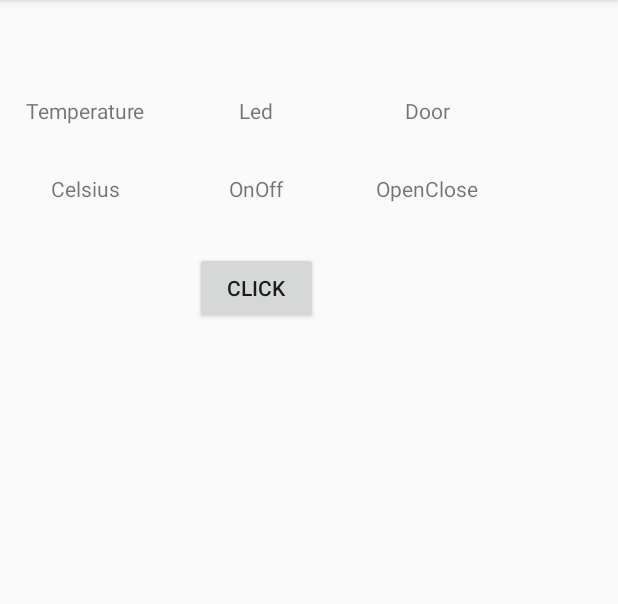
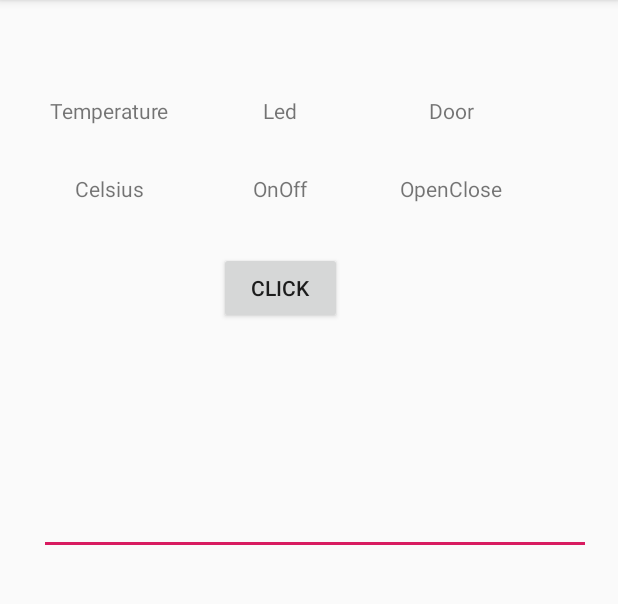
Before and after one commit to AskoTJM/IoTMQTT, an Android app: the screen it shows after launch (MainActivity), on a phone screen of 412 x 824 dp, the part 84-688 px from its top. Run offline under Robolectric (Android 15) with nearby library versions, the phone set to English and light mode, and no system bars; libraries missing offline, so code that uses them is left out: org.eclipse.paho; 9 statements that could not run were skipped.

Commit message:
Non-Working(?) click button

```diff
--- a/app/src/main/java/com/example/iotmqtt/MainActivity.java
+++ b/app/src/main/java/com/example/iotmqtt/MainActivity.java
@@ -15,15 +15,17 @@ import org.eclipse.paho.client.mqttv3.MqttException;
 import org.eclipse.paho.client.mqttv3.MqttMessage;
 
 public class MainActivity extends AppCompatActivity implements View.OnClickListener {
-    MQTTHelper mqttHelper;
+    MQTTHelper mqttHelper; // = new MQTTHelper((getApplicationContext()));
 
     TextView dataTemp;
     TextView dataLed;
     TextView dataDoor;
+   // TextView logger;
 
     final String subscriptionTopic = "temperature";
     final String subscriptionTopic2 = "leds";
     final String subscriptionTopic3 = "doorbell";
+
 
 
 
@@ -37,14 +39,15 @@ public class MainActivity extends AppCompatActivity implements View.OnClickListe
         dataTemp = findViewById(R.id.textTemp);
         dataLed  = findViewById(R.id.textLed);
         dataDoor = findViewById(R.id.textDoor);
+       //  logger = findViewById(R.id.logText);
 
-        mqttHelper = new MQTTHelper((getApplicationContext()));
+        //mqttHelper = new MQTTHelper((getApplicationContext()));
 
         startMqtt();
     }
 
     private void startMqtt(){
-       // mqttHelper = new MQTTHelper((getApplicationContext()));
+        mqttHelper = new MQTTHelper((getApplicationContext()));
         mqttHelper.setCallback(new MqttCallbackExtended() {
             @Override
             public void connectComplete(boolean reconnect, String serverURI) {
@@ -60,6 +63,7 @@ public class MainActivity extends AppCompatActivity implements View.OnClickListe
             public void messageArrived(String topic, MqttMessage message) throws Exception {
                 Log.w("Debug", message.toString());
                 Log.w("Debug", topic);
+                //logger.setText(message.toString());
                 switch (topic) {
                     case subscriptionTopic:
                         dataTemp.setText(message.toString());
@@ -87,6 +91,7 @@ public class MainActivity extends AppCompatActivity implements View.OnClickListe
 
     @Override
     public void onClick(View v) {
+     /*
         if(v.getId() == R.id.ledBtn){
             String viesti = "Click";
             MqttMessage message = new MqttMessage(viesti.getBytes());
@@ -97,6 +102,7 @@ public class MainActivity extends AppCompatActivity implements View.OnClickListe
                 exce.printStackTrace();
             }
         }
+    */
+    }
 
-    }
 }
--- a/app/src/main/java/com/example/iotmqtt/helpers/MQTTHelper.java
+++ b/app/src/main/java/com/example/iotmqtt/helpers/MQTTHelper.java
@@ -65,7 +65,9 @@ public class MQTTHelper {
 
         try {
 
-            mqttAndroidClient.connect(mqttConnectOptions, null, new IMqttActionListener() {
+            //mqttAndroidClient.connect(mqttConnectOptions, null, new IMqttActionListener()
+            mqttAndroidClient.connect(mqttConnectOptions, null, new IMqttActionListener()
+            {
                 @Override
                 public void onSuccess(IMqttToken asyncActionToken) {
 
@@ -147,8 +149,9 @@ public class MQTTHelper {
         }
 
     }
+
     private void sendMessage(String topic, String message) {
-        if(topic == subscriptionTopic2 && message == "click"){
+        if (topic == subscriptionTopic2 && message == "click") {
             MqttMessage messageMqtt = new MqttMessage(message.getBytes());
             try {
                 mqttAndroidClient.publish(topic, messageMqtt);
@@ -156,6 +159,7 @@ public class MQTTHelper {
                 e.printStackTrace();
             }
         }
+
     }
 
 }
--- a/app/src/main/res/layout/activity_main.xml
+++ b/app/src/main/res/layout/activity_main.xml
@@ -32,7 +32,7 @@
         android:id="@+id/temperatureText"
         android:layout_width="82dp"
         android:layout_height="20dp"
-        android:layout_marginStart="16dp"
+        android:layout_marginStart="32dp"
         android:layout_marginTop="64dp"
         android:gravity="center_horizontal"
         android:text="Temperature"
@@ -80,4 +80,18 @@
         app:layout_constraintStart_toStartOf="@+id/textLed"
         app:layout_constraintTop_toBottomOf="@+id/textLed" />
 
+    <EditText
+        android:id="@+id/logText"
+        android:layout_width="368dp"
+        android:layout_height="122dp"
+        android:layout_marginStart="32dp"
+        android:layout_marginTop="32dp"
+        android:layout_marginEnd="24dp"
+        android:ems="10"
+        android:gravity="start|top"
+        android:inputType="textMultiLine"
+        app:layout_constraintEnd_toEndOf="parent"
+        app:layout_constraintStart_toStartOf="parent"
+        app:layout_constraintTop_toBottomOf="@+id/ledBtn" />
+
 </androidx.constraintlayout.widget.ConstraintLayout>
--- a/build.gradle
+++ b/build.gradle
@@ -7,7 +7,7 @@ buildscript {
 
     }
     dependencies {
-        classpath 'com.android.tools.build:gradle:3.5.3'
+        classpath 'com.android.tools.build:gradle:3.6.0'
 
         // NOTE: Do not place your application dependencies here; they belong
         // in the individual module build.gradle files
```
Also changed, not shown: gradle/wrapper/gradle-wrapper.properties.
